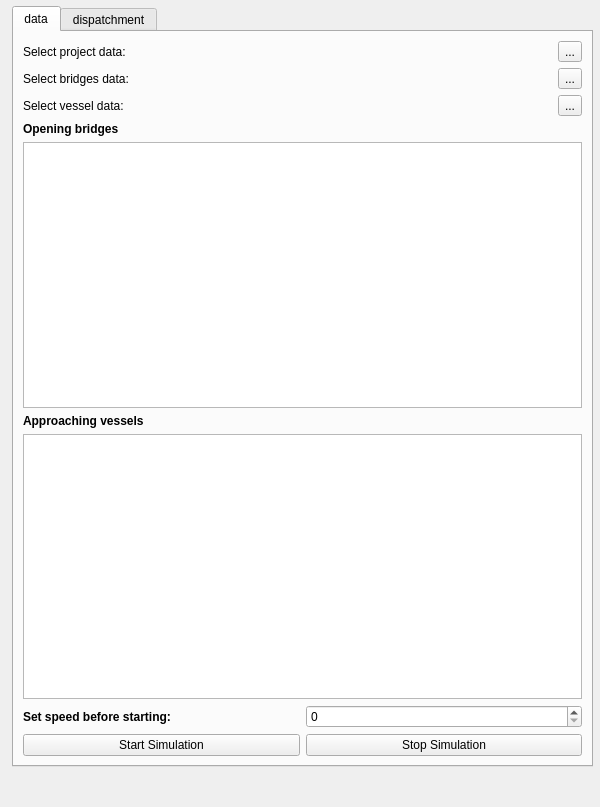
pimklaassen/GEO1005, file DispatchHero/new_proposal.ui: the form before one commit.
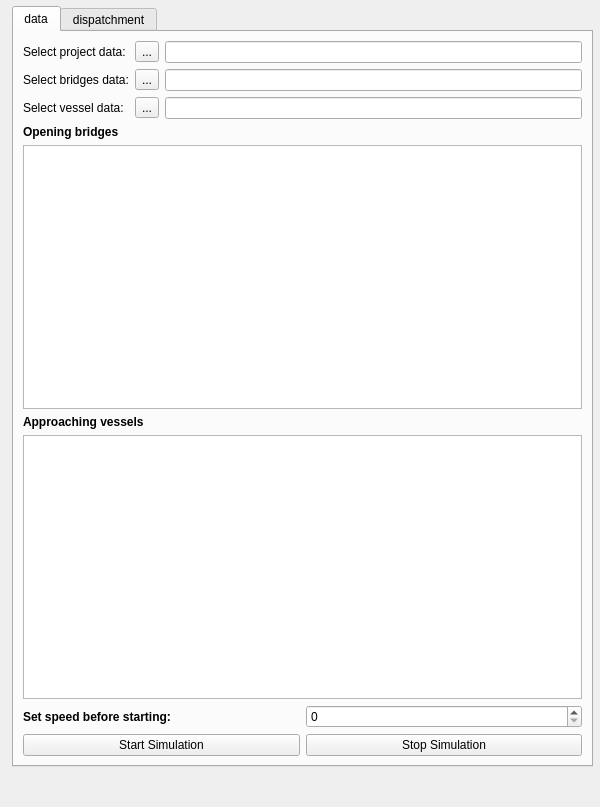
The form after the commit.

Patch:
```diff
--- a/DispatchHero/new_proposal.ui
+++ b/DispatchHero/new_proposal.ui
@@ -50,17 +50,7 @@
      </attribute>
      <layout class="QVBoxLayout" name="verticalLayout_2">
       <item>
-       <layout class="QGridLayout" name="gridLayout_3" columnstretch="0,0">
-        <item row="0" column="1">
-         <widget class="QToolButton" name="importDataButton">
-          <property name="text">
-           <string>...</string>
-          </property>
-          <property name="checkable">
-           <bool>false</bool>
-          </property>
-         </widget>
-        </item>
+       <layout class="QGridLayout" name="gridLayout_3" columnstretch="0,0,0">
         <item row="1" column="0">
          <widget class="QLabel" name="selectAttributeLabel">
           <property name="text">
@@ -68,23 +58,6 @@
           </property>
          </widget>
         </item>
-        <item row="0" column="0">
-         <widget class="QLabel" name="selectLayerLabel">
-          <property name="text">
-           <string>Select project data:</string>
-          </property>
-         </widget>
-        </item>
-        <item row="1" column="1">
-         <widget class="QToolButton" name="importBridgesButton">
-          <property name="text">
-           <string>...</string>
-          </property>
-          <property name="checkable">
-           <bool>false</bool>
-          </property>
-         </widget>
-        </item>
         <item row="2" column="0">
          <widget class="QLabel" name="label_3">
           <property name="text">
@@ -102,6 +75,42 @@
           </property>
          </widget>
         </item>
+        <item row="0" column="1">
+         <widget class="QToolButton" name="importDataButton">
+          <property name="text">
+           <string>...</string>
+          </property>
+          <property name="checkable">
+           <bool>false</bool>
+          </property>
+         </widget>
+        </item>
+        <item row="1" column="1">
+         <widget class="QToolButton" name="importBridgesButton">
+          <property name="text">
+           <string>...</string>
+          </property>
+          <property name="checkable">
+           <bool>false</bool>
+          </property>
+         </widget>
+        </item>
+        <item row="0" column="0">
+         <widget class="QLabel" name="selectLayerLabel">
+          <property name="text">
+           <string>Select project data:</string>
+          </property>
+         </widget>
+        </item>
+        <item row="0" column="2">
+         <widget class="QLineEdit" name="projectLine"/>
+        </item>
+        <item row="1" column="2">
+         <widget class="QLineEdit" name="bridgeLine"/>
+        </item>
+        <item row="2" column="2">
+         <widget class="QLineEdit" name="vesselLine"/>
+        </item>
        </layout>
       </item>
       <item>
```
